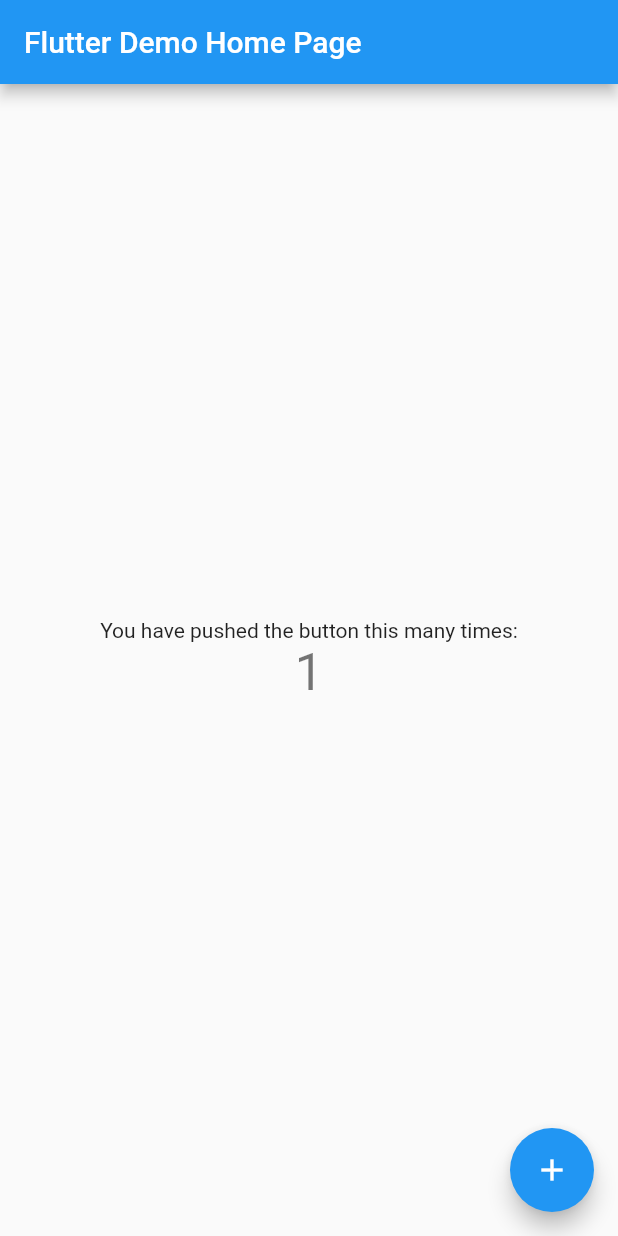
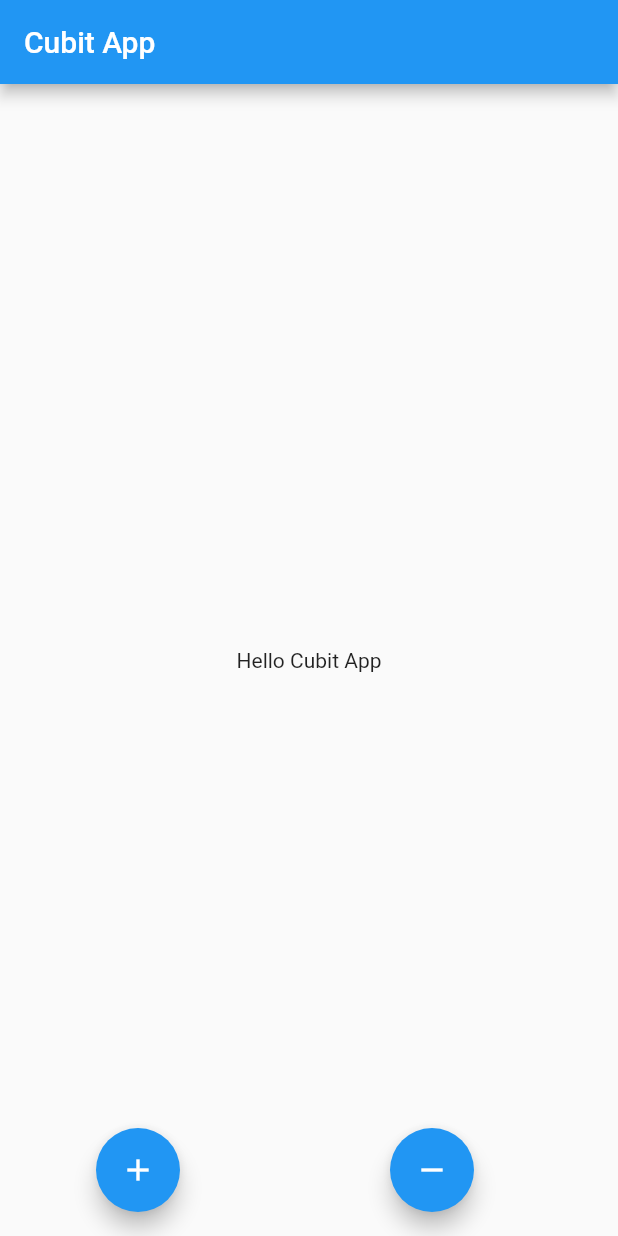
Before and after one commit to tashtancoder/cubit_app, a Flutter app: the screen it shows after launch, after a tap on the "add" icon, on a phone screen of 412 x 824 dp. Run offline on Flutter 3.47's test engine with Material 2 defaults, Android fonts, the phone set to English and light mode, and no system bars.

Commit message:
adding first page, first view

```diff
--- a/lib/main.dart
+++ b/lib/main.dart
@@ -1,115 +1,65 @@
 import 'package:flutter/material.dart';
 
 void main() {
-  runApp(const MyApp());
+  runApp(const MyCubitApp());
 }
 
-class MyApp extends StatelessWidget {
-  const MyApp({super.key});
-
-  // This widget is the root of your application.
+class MyCubitApp extends StatelessWidget {
+  const MyCubitApp({super.key});
   @override
   Widget build(BuildContext context) {
+    // TODO: implement build
     return MaterialApp(
-      title: 'Flutter Demo',
-      theme: ThemeData(
-        // This is the theme of your application.
-        //
-        // Try running your application with "flutter run". You'll see the
-        // application has a blue toolbar. Then, without quitting the app, try
-        // changing the primarySwatch below to Colors.green and then invoke
-        // "hot reload" (press "r" in the console where you ran "flutter run",
-        // or simply save your changes to "hot reload" in a Flutter IDE).
-        // Notice that the counter didn't reset back to zero; the application
-        // is not restarted.
-        primarySwatch: Colors.blue,
-      ),
-      home: const MyHomePage(title: 'Flutter Demo Home Page'),
+      title: 'Cubit Application',
+      home: CubitView(),
     );
   }
+
 }
 
-class MyHomePage extends StatefulWidget {
-  const MyHomePage({super.key, required this.title});
+class CubitView extends StatefulWidget {
+  @override
+  CubitViewState createState() {
+    // TODO: implement createState
+    return CubitViewState();
+  }
 
-  // This widget is the home page of your application. It is stateful, meaning
-  // that it has a State object (defined below) that contains fields that affect
-  // how it looks.
-
-  // This class is the configuration for the state. It holds the values (in this
-  // case the title) provided by the parent (in this case the App widget) and
-  // used by the build method of the State. Fields in a Widget subclass are
-  // always marked "final".
-
-  final String title;
-
-  @override
-  State<MyHomePage> createState() => _MyHomePageState();
 }
 
-class _MyHomePageState extends State<MyHomePage> {
-  int _counter = 0;
+class CubitViewState extends State<CubitView>{
 
-  void _incrementCounter() {
-    setState(() {
-      // This call to setState tells the Flutter framework that something has
-      // changed in this State, which causes it to rerun the build method below
-      // so that the display can reflect the updated values. If we changed
-      // _counter without calling setState(), then the build method would not be
-      // called again, and so nothing would appear to happen.
-      _counter++;
-    });
-  }
 
   @override
   Widget build(BuildContext context) {
-    // This method is rerun every time setState is called, for instance as done
-    // by the _incrementCounter method above.
-    //
-    // The Flutter framework has been optimized to make rerunning build methods
-    // fast, so that you can just rebuild anything that needs updating rather
-    // than having to individually change instances of widgets.
+    // TODO: implement build
     return Scaffold(
       appBar: AppBar(
-        // Here we take the value from the MyHomePage object that was created by
-        // the App.build method, and use it to set our appbar title.
-        title: Text(widget.title),
+        title: Text('Cubit App'),
       ),
       body: Center(
-        // Center is a layout widget. It takes a single child and positions it
-        // in the middle of the parent.
-        child: Column(
-          // Column is also a layout widget. It takes a list of children and
-          // arranges them vertically. By default, it sizes itself to fit its
-          // children horizontally, and tries to be as tall as its parent.
-          //
-          // Invoke "debug painting" (press "p" in the console, choose the
-          // "Toggle Debug Paint" action from the Flutter Inspector in Android
-          // Studio, or the "Toggle Debug Paint" command in Visual Studio Code)
-          // to see the wireframe for each widget.
-          //
-          // Column has various properties to control how it sizes itself and
-          // how it positions its children. Here we use mainAxisAlignment to
-          // center the children vertically; the main axis here is the vertical
-          // axis because Columns are vertical (the cross axis would be
-          // horizontal).
-          mainAxisAlignment: MainAxisAlignment.center,
-          children: <Widget>[
-            const Text(
-              'You have pushed the button this many times:',
+        child: Text(
+          'Hello Cubit App'
+        ),
+      ),
+
+      floatingActionButton: Container(
+        padding: EdgeInsets.only(left: 10, right: 10),
+        child: Row(
+          mainAxisAlignment: MainAxisAlignment.spaceAround,
+          children: [
+            FloatingActionButton(
+              onPressed: () => print('hi'),
+              child: const Icon(Icons.add),
             ),
-            Text(
-              '$_counter',
-              style: Theme.of(context).textTheme.headline4,
-            ),
+            FloatingActionButton(
+              onPressed: () => print('hi'),
+              child: const Icon(Icons.remove),
+            )
+
           ],
         ),
-      ),
-      floatingActionButton: FloatingActionButton(
-        onPressed: _incrementCounter,
-        tooltip: 'Increment',
-        child: const Icon(Icons.add),
-      ), // This trailing comma makes auto-formatting nicer for build methods.
+      )
     );
   }
+
 }
--- a/pubspec.yaml
+++ b/pubspec.yaml
@@ -36,6 +36,7 @@
   # The following adds the Cupertino Icons font to your application.
   # Use with the CupertinoIcons class for iOS style icons.
   cupertino_icons: ^1.0.2
+  flutter_bloc: ^8.1.1
 
 dev_dependencies:
   flutter_test:
```
